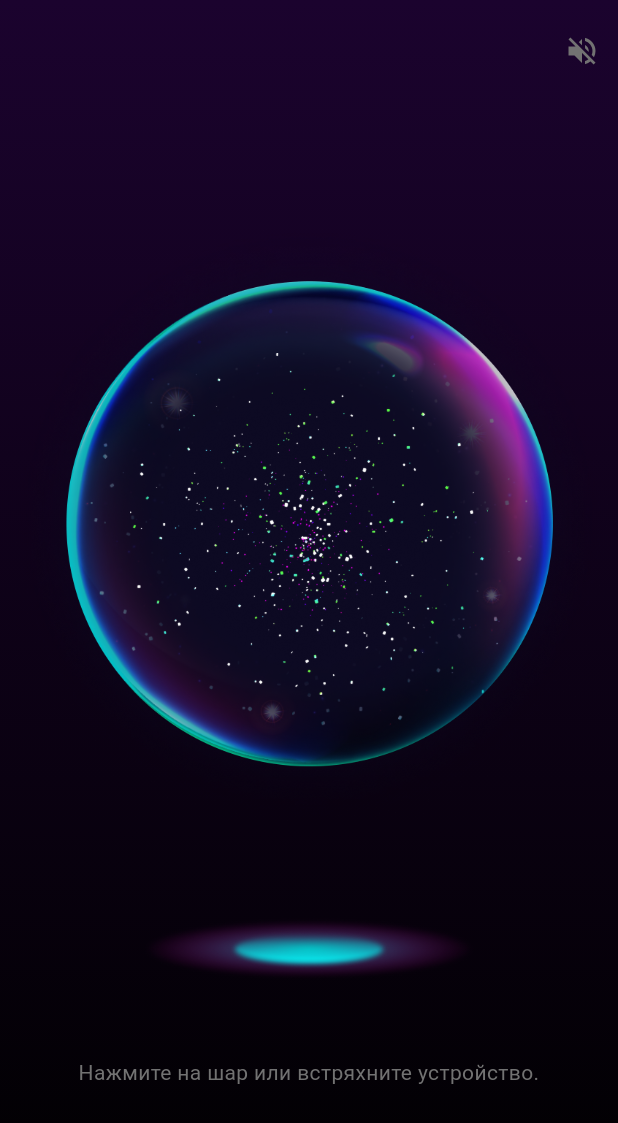
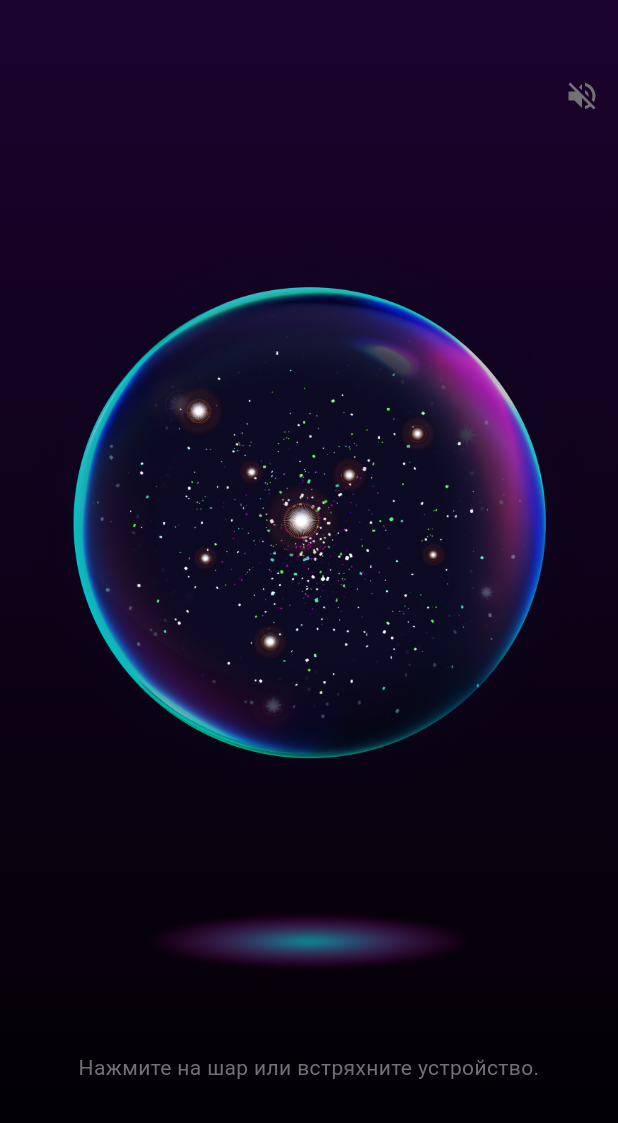
Before and after one commit to SteveChepaykin/8ball_StudyJam, a Flutter app: the screen it shows after launch, on a phone screen of 412 x 824 dp. Shown: the top 1123 px of the screen. Run offline on Flutter 3.47's test engine with Material 2 defaults, Android fonts, the phone set to English and light mode, and no system bars; our stand-ins replace audioplayers, dio, flutter_animate, get, sensors_plus, shared_preferences; missing offline and left inert: shake.

Commit message:
parallax, error handling

```diff
--- a/lib/screen/magic_ball_screen.dart
+++ b/lib/screen/magic_ball_screen.dart
@@ -1,13 +1,25 @@
 import 'package:flutter/material.dart';
 import 'package:get/get.dart';
 import 'package:magic_ball/controllers/sharedpref_controller.dart';
-import 'package:magic_ball/widgets/ball_widget.dart';
-import 'package:magic_ball/widgets/bottom_light_widget.dart';
+import 'package:magic_ball/widgets/sizeanimatedlight_widget.dart';
+import 'package:magic_ball/widgets/updownanimatedball_widget.dart';
 
-class MagicBallScreen extends StatelessWidget {
-  MagicBallScreen({super.key});
+class MagicBallScreen extends StatefulWidget {
+  const MagicBallScreen({super.key});
 
+  @override
+  State<MagicBallScreen> createState() => _MagicBallScreenState();
+}
+
+class _MagicBallScreenState extends State<MagicBallScreen> {
   final SharedprefController prefcont = Get.find<SharedprefController>();
+  bool isError = false;
+
+  void setError(bool value) {
+    setState(() {
+      isError = value;
+    });
+  }
 
   @override
   Widget build(BuildContext context) {
@@ -25,15 +37,18 @@ class MagicBallScreen extends StatelessWidget {
               ),
             ),
           ),
-          const Column(
+          Column(
             children: [
-              Spacer(flex: 3),
-              UpDowhAnimatedBall(),
-              Spacer(),
+              const Spacer(flex: 3),
+              ConstrainedBox(
+                constraints: const BoxConstraints(maxWidth: 400),
+                child: UpDowhAnimatedBall(setError: setError),
+              ),
+              const Spacer(),
               // BottomLightWidget(),
-              SizeAnimatedLight(),
-              Spacer(),
-              Padding(
+              SizeAnimatedLight(isError: isError),
+              const Spacer(),
+              const Padding(
                 padding: EdgeInsets.symmetric(horizontal: 20.0),
                 child: Text(
                   'Нажмите на шар или встряхните устройство.',
@@ -45,20 +60,20 @@ class MagicBallScreen extends StatelessWidget {
                   textAlign: TextAlign.center,
                 ),
               ),
-              Spacer(
+              const Spacer(
                 flex: 2,
               )
             ],
           ),
           Positioned(
-            top: 10,
+            top: 40,
             right: 0,
             child: IconButton(
               onPressed: () {
                 prefcont.setVoicing(!prefcont.isVoicing);
               },
-              icon: Obx(() =>
-                Icon(
+              icon: Obx(
+                () => Icon(
                   prefcont.$isVoicing.value ? Icons.volume_up : Icons.volume_off,
                   color: const Color(0xFF727272),
                 ),
@@ -70,99 +85,3 @@ class MagicBallScreen extends StatelessWidget {
     );
   }
 }
-
-class UpDowhAnimatedBall extends StatefulWidget {
-  const UpDowhAnimatedBall({super.key});
-
-  @override
-  State<UpDowhAnimatedBall> createState() => _UpDowhAnimatedBallState();
-}
-
-class _UpDowhAnimatedBallState extends State<UpDowhAnimatedBall> with SingleTickerProviderStateMixin {
-  late final AnimationController _controller;
-  late Animation<Offset> animation;
-  late Animation<Offset> idleanimation;
-  bool animates = true;
-
-  @override
-  void initState() {
-    _controller = AnimationController(
-      vsync: this,
-      duration: const Duration(seconds: 3),
-    )..repeat(reverse: true);
-    animation = Tween<Offset>(
-      begin: const Offset(0, 0.04),
-      end: const Offset(0, -0.04),
-    ).animate(CurvedAnimation(parent: _controller, curve: Curves.easeInOut));
-    idleanimation = Tween<Offset>(
-      begin: const Offset(0, 0.04),
-      end: const Offset(0, 0.04,),
-    ).animate(_controller);
-
-    super.initState();
-  }
-
-  @override
-  void dispose() {
-    _controller.dispose();
-    super.dispose();
-  }
-
-  @override
-  Widget build(BuildContext context) {
-    return SlideTransition(
-      position: animates ? animation : idleanimation,
-      child: BallWidget(onTap: () {
-        setState(() {
-          animates = !animates;
-        });
-      }),
-    );
-  }
-}
-
-class SizeAnimatedLight extends StatefulWidget {
-  const SizeAnimatedLight({super.key});
-
-  @override
-  State<SizeAnimatedLight> createState() => _SizeAnimatedLightState();
-}
-
-class _SizeAnimatedLightState extends State<SizeAnimatedLight> with SingleTickerProviderStateMixin {
-  late final AnimationController _controller;
-  late Animation<double> animation;
-  late Animation<double> idleanimation;
-  bool animates = true;
-
-  @override
-  void initState() {
-    _controller = AnimationController(
-      vsync: this,
-      duration: const Duration(seconds: 3),
-    )..repeat(reverse: true);
-    animation = Tween<double>(
-      begin: 1.04,
-      end: 0.96,
-    ).animate(CurvedAnimation(parent: _controller, curve: Curves.easeInOut));
-    idleanimation = Tween<double>(
-      begin: 1.04,
-      end: 1.04,
-    ).animate(_controller);
-
-    super.initState();
-  }
-
-  @override
-  void dispose() {
-    _controller.dispose();
-    super.dispose();
-  }
-
-  @override
-  Widget build(BuildContext context) {
-    return ScaleTransition(
-      scale: animates ? animation : idleanimation,
-      child: const BottomLightWidget()
-    );
-  }
-}
--- a/lib/widgets/ball_widget.dart
+++ b/lib/widgets/ball_widget.dart
@@ -1,3 +1,5 @@
+import 'dart:async';
+
 import 'package:audioplayers/audioplayers.dart';
 import 'package:flutter/foundation.dart';
 import 'package:flutter/material.dart';
@@ -6,11 +8,12 @@ import 'package:get/get.dart';
 import 'package:magic_ball/controllers/http_controller.dart';
 import 'package:magic_ball/controllers/sharedpref_controller.dart';
 import 'package:magic_ball/controllers/ttscache_controller.dart';
+import 'package:sensors_plus/sensors_plus.dart';
 import 'package:shake/shake.dart';
 
 class BallWidget extends StatefulWidget {
-  final Function onTap;
-  const BallWidget({super.key, required this.onTap});
+  final Function(bool) setError;
+  const BallWidget({super.key, required this.setError});
 
   @override
   State<BallWidget> createState() => _BallWidgetState();
@@ -25,10 +28,20 @@ class _BallWidgetState extends State<BallWidget> {
   TTSCacheController ttscont = Get.find<TTSCacheController>();
   SharedprefController prefcont = Get.find<SharedprefController>();
   AudioPlayer audioPlayer = AudioPlayer();
+  Offset prevoffset = Offset.zero;
+  Offset curoffset = Offset.zero;
+  final streamsub = <StreamSubscription<dynamic>>[];
 
   @override
   void initState() {
+    streamsub.add(gyroscopeEvents.listen((event) {
+      setState(() {
+        prevoffset = curoffset;
+        curoffset = Offset(-event.y, -event.x);
+      });
+    }));
     shakeDetector = ShakeDetector.waitForStart(
+      shakeThresholdGravity: 1.8,
       onPhoneShake: onGetReading,
     );
     shakeDetector.startListening();
@@ -42,7 +55,7 @@ class _BallWidgetState extends State<BallWidget> {
   }
 
   Future<void> onGetReading() async {
-    widget.onTap();
+    widget.setError(false);
     setState(() {
       waitsAnswer = true;
       currentReading = '';
@@ -68,17 +81,13 @@ class _BallWidgetState extends State<BallWidget> {
             });
           }
         } else {
+          widget.setError(true);
           setState(() {
             errorhappened = true;
+            waitsAnswer = false;
           });
         }
       },
-    ).whenComplete(
-      () => Future.delayed(
-        const Duration(seconds: 2),
-      ).whenComplete(
-        () => widget.onTap(),
-      ),
     );
   }
 
@@ -96,10 +105,13 @@ class _BallWidgetState extends State<BallWidget> {
                 'assets/ball.png',
                 fit: BoxFit.fitWidth,
               ),
-              Image.asset(
-                'assets/small star.png',
-                scale: 5,
-                fit: BoxFit.contain,
+              parallaxStar(
+                Image.asset('assets/small star.png', scale: 5, fit: BoxFit.fitWidth),
+                5,
+              ),
+              parallaxStar(
+                Image.asset('assets/star.png', scale: 2.7, fit: BoxFit.fitWidth),
+                -5,
               ),
               AnimatedContainer(
                 duration: const Duration(milliseconds: 400),
@@ -107,7 +119,41 @@ class _BallWidgetState extends State<BallWidget> {
                   shape: BoxShape.circle,
                   boxShadow: [
                     BoxShadow(
-                      color: (waitsAnswer || currentReading != '') ? Colors.black.withOpacity(0.8) : Colors.transparent,
+                      color: (waitsAnswer || currentReading != '') ? Colors.black.withOpacity(0.9) : Colors.transparent,
+                      offset: const Offset(0, 0),
+                      blurRadius: 30,
+                      spreadRadius: 30,
+                    ),
+                  ],
+                ),
+                width: 150,
+                height: 150,
+                child: Center(
+                  child: Text(
+                    currentReading,
+                    style: const TextStyle(color: Colors.white, fontSize: 18),
+                    textAlign: TextAlign.center,
+                  )
+                      .animate(
+                        target: currentReading != '' ? 1 : 0,
+                      )
+                      .fade(
+                        delay: const Duration(
+                          milliseconds: 300,
+                        ),
+                        duration: const Duration(
+                          milliseconds: 400,
+                        ),
+                      ),
+                ),
+              ),
+              AnimatedContainer(
+                duration: const Duration(milliseconds: 400),
+                decoration: BoxDecoration(
+                  shape: BoxShape.circle,
+                  boxShadow: [
+                    BoxShadow(
+                      color: errorhappened ? Colors.red.withOpacity(0.3) : Colors.transparent,
                       offset: const Offset(0, 0),
                       blurRadius: 30,
                       spreadRadius: 30,
@@ -141,4 +187,18 @@ class _BallWidgetState extends State<BallWidget> {
       ),
     );
   }
+
+  //Виджет для отображения эффекта параллакса
+  Widget parallaxStar(Widget child, double modifier) => TweenAnimationBuilder(
+        tween: Tween<Offset>(begin: prevoffset, end: curoffset * modifier),
+        duration: const Duration(milliseconds: 400),
+        builder: (context, offset, __) => Transform(
+          transform: Matrix4.identity()
+            ..translate(
+              offset.dx,
+              offset.dy,
+            ),
+          child: child,
+        ),
+      );
 }
--- a/lib/widgets/bottom_light_widget.dart
+++ b/lib/widgets/bottom_light_widget.dart
@@ -1,7 +1,8 @@
 import 'package:flutter/material.dart';
 
 class BottomLightWidget extends StatelessWidget {
-  const BottomLightWidget({super.key});
+  final bool error;
+  const BottomLightWidget({super.key, required this.error});
 
   @override
   Widget build(BuildContext context) {
@@ -21,6 +22,7 @@ class BottomLightWidget extends StatelessWidget {
               child: Image.asset(
                 'assets/Ellipse 7.png',
                 scale: 2,
+                color: error ? Colors.red : Colors.transparent,
               ),
             ),
           ],
--- /dev/null
+++ b/lib/widgets/sizeanimatedlight_widget.dart
@@ -0,0 +1,43 @@
+import 'package:flutter/material.dart';
+import 'package:magic_ball/widgets/bottom_light_widget.dart';
+
+class SizeAnimatedLight extends StatefulWidget {
+  final bool isError;
+  const SizeAnimatedLight({super.key, this.isError = false});
+
+  @override
+  State<SizeAnimatedLight> createState() => _SizeAnimatedLightState();
+}
+
+class _SizeAnimatedLightState extends State<SizeAnimatedLight> with SingleTickerProviderStateMixin {
+  late final AnimationController _controller;
+  late Animation<double> animation;
+  bool animates = true;
+
+  @override
+  void initState() {
+    _controller = AnimationController(
+      vsync: this,
+      duration: const Duration(seconds: 3),
+    )..repeat(reverse: true);
+    animation = Tween<double>(
+      begin: 1.08,
+      end: 0.92,
+    ).animate(CurvedAnimation(parent: _controller, curve: Curves.easeInOut));
+    super.initState();
+  }
+
+  @override
+  void dispose() {
+    _controller.dispose();
+    super.dispose();
+  }
+
+  @override
+  Widget build(BuildContext context) {
+    return ScaleTransition(
+      scale: animation,
+      child: BottomLightWidget(error: widget.isError),
+    );
+  }
+}
--- /dev/null
+++ b/lib/widgets/updownanimatedball_widget.dart
@@ -0,0 +1,45 @@
+import 'package:flutter/material.dart';
+import 'package:magic_ball/widgets/ball_widget.dart';
+
+class UpDowhAnimatedBall extends StatefulWidget {
+  final Function(bool) setError;
+  const UpDowhAnimatedBall({super.key, required this.setError});
+
+  @override
+  State<UpDowhAnimatedBall> createState() => _UpDowhAnimatedBallState();
+}
+
+class _UpDowhAnimatedBallState extends State<UpDowhAnimatedBall> with SingleTickerProviderStateMixin {
+  late final AnimationController _controller;
+  late Animation<Offset> animation;
+  late Animation<Offset> idleanimation;
+  bool animates = true;
+
+  @override
+  void initState() {
+    _controller = AnimationController(
+      vsync: this,
+      duration: const Duration(seconds: 3),
+    )..repeat(reverse: true);
+    animation = Tween<Offset>(
+      begin: const Offset(0, 0.04),
+      end: const Offset(0, -0.04),
+    ).animate(CurvedAnimation(parent: _controller, curve: Curves.easeInOut));
+
+    super.initState();
+  }
+
+  @override
+  void dispose() {
+    _controller.dispose();
+    super.dispose();
+  }
+
+  @override
+  Widget build(BuildContext context) {
+    return SlideTransition(
+      position: animation,
+      child: BallWidget(setError: widget.setError),
+    );
+  }
+}
--- a/pubspec.yaml
+++ b/pubspec.yaml
@@ -18,6 +18,7 @@ dependencies:
   shake: ^2.2.0
   audioplayers: 4.1.0
   shared_preferences: ^2.2.0
+  sensors_plus: ^1.4.1
 
 dev_dependencies:
   flutter_test:
```
Also changed, not shown: assets/star.png (added), pubspec.lock.
